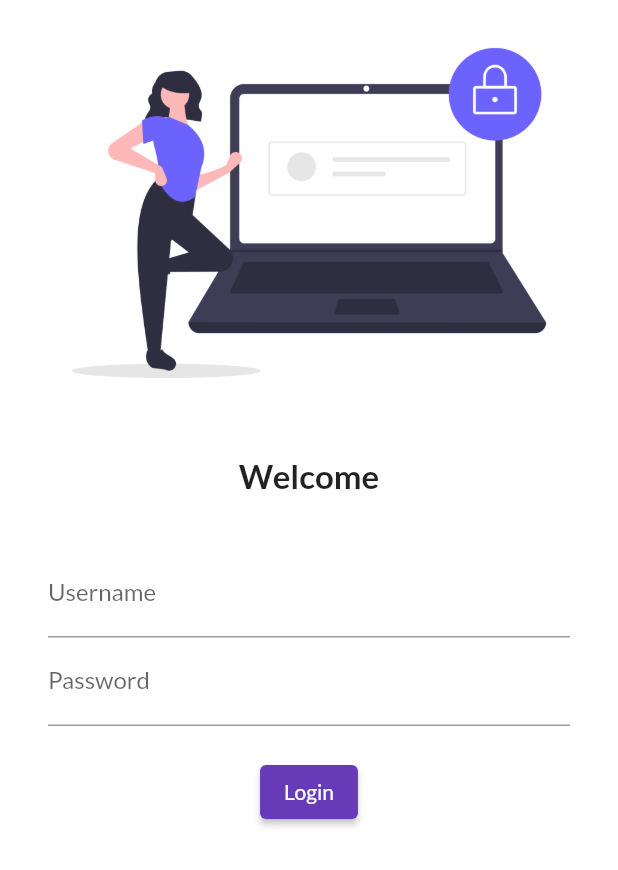
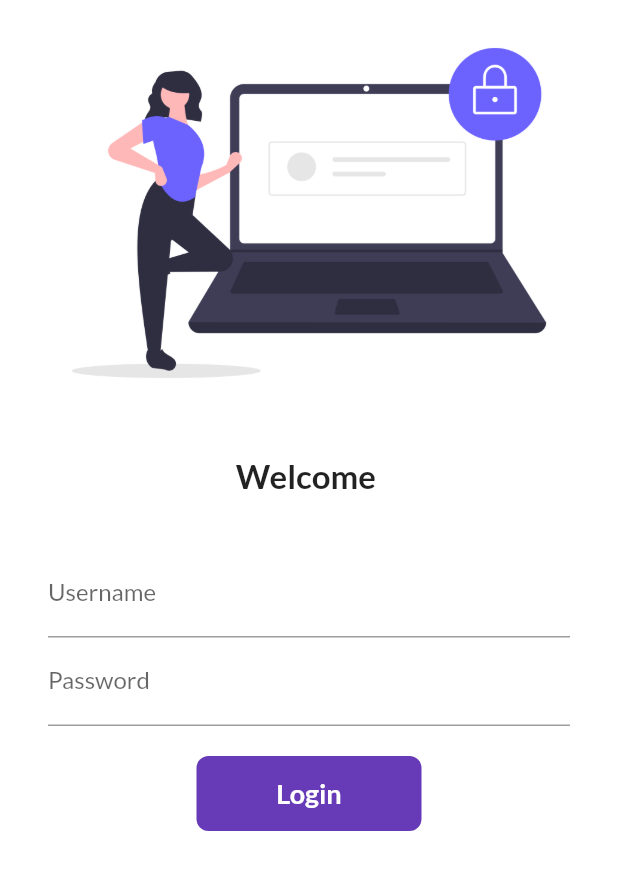
Before and after one commit to ShahedNoor/catalogApp, a Flutter app: the screen it shows after launch, on a phone screen of 412 x 824 dp. Shown: the top 870 px of the screen. Run offline on Flutter 3.47's test engine with Material 2 defaults, Android fonts, the phone set to English and light mode, and no system bars; our stand-ins replace google_fonts.

Commit message:
Day 5 completed

```diff
--- a/lib/main.dart
+++ b/lib/main.dart
@@ -1,6 +1,7 @@
 import 'package:flutter/material.dart';
 import 'package:flutter_catalog/pages/home_page.dart';
 import 'package:flutter_catalog/pages/login_page.dart';
+import 'package:flutter_catalog/utils/routes.dart';
 import 'package:google_fonts/google_fonts.dart';
 
 void main() {
@@ -18,8 +19,8 @@
       darkTheme: ThemeData(brightness: Brightness.dark),
       routes: {
         "/": (context) => LoginPage(),
-        "/home": (context) => HomePage(),
-        "/login": (context) => LoginPage(),
+        MyRoutes.homeRoute: (context) => HomePage(),
+        MyRoutes.loginRoute: (context) => LoginPage(),
       },
     );
   }
--- a/lib/pages/login_page.dart
+++ b/lib/pages/login_page.dart
@@ -1,6 +1,15 @@
 import 'package:flutter/material.dart';
+import 'package:flutter_catalog/utils/routes.dart';
 
-class LoginPage extends StatelessWidget {
+class LoginPage extends StatefulWidget {
+  @override
+  State<LoginPage> createState() => _LoginPageState();
+}
+
+class _LoginPageState extends State<LoginPage> {
+  String name = "";
+  bool changeButton = false;
+
   @override
   Widget build(BuildContext context) {
     return Material(
@@ -15,7 +24,7 @@
               height: 20,
             ),
             Text(
-              "Welcome",
+              "Welcome $name",
               style: TextStyle(fontSize: 22, fontWeight: FontWeight.bold),
             ),
             SizedBox(
@@ -29,6 +38,10 @@
                   TextFormField(
                     decoration: InputDecoration(
                         hintText: "Enter username", labelText: "Username"),
+                    onChanged: (value) {
+                      name = value;
+                      setState(() {});
+                    },
                   ),
                   TextFormField(
                     obscureText: true,
@@ -38,12 +51,42 @@
                   SizedBox(
                     height: 20,
                   ),
-                  ElevatedButton(
-                    child: Text("Login"),
-                    onPressed: () {
-                      print("Hi Shahed");
+                  InkWell(
+                    onTap: () async {
+                      setState(() {
+                        changeButton = true;
+                      });
+                      await Future.delayed(Duration(seconds: 1));
+                      Navigator.pushNamed(context, MyRoutes.homeRoute);
                     },
+                    child: AnimatedContainer(
+                      duration: Duration(seconds: 1),
+                      width: changeButton ? 50 : 150,
+                      height: 50,
+                      alignment: Alignment.center,
+                      child: changeButton
+                          ? Icon(
+                              Icons.done,
+                              color: Colors.white,
+                            )
+                          : Text("Login",
+                              style: TextStyle(
+                                  color: Colors.white,
+                                  fontSize: 18,
+                                  fontWeight: FontWeight.bold)),
+                      decoration: BoxDecoration(
+                          color: Colors.deepPurple,
+                          borderRadius:
+                              BorderRadius.circular(changeButton ? 50 : 8)),
+                    ),
                   )
+
+                  // ElevatedButton(
+                  //   child: Text("Login"),
+                  //   onPressed: () {
+                  //     print("Hi Shahed");
+                  //   },
+                  // )
                 ],
               ),
             )
--- /dev/null
+++ b/lib/utils/routes.dart
@@ -0,0 +1,4 @@
+class MyRoutes {
+  static String loginRoute = "/login";
+  static String homeRoute = "/home";
+}
```
